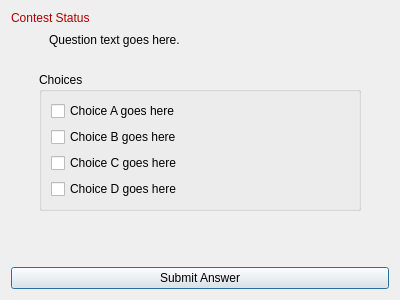
Qt form src/client/finalsChoice.ui (trigger-happy/Cerberus) before a commit.
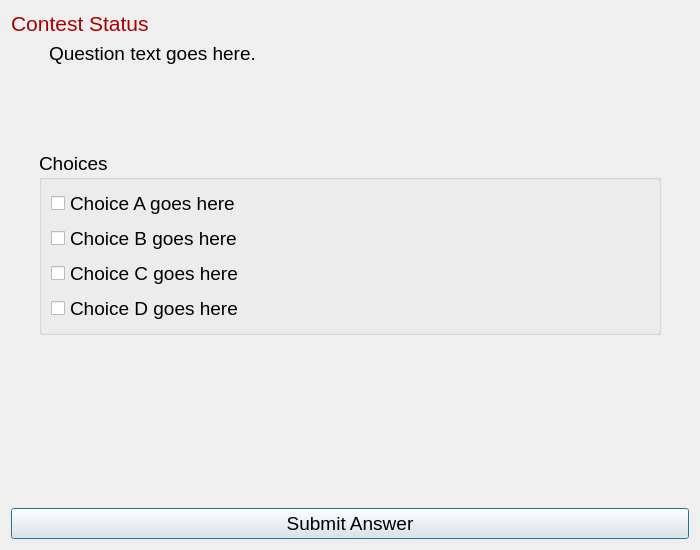
The same form after that commit.

Commit message: Enlarged all the UIs

What changed in the file:
```diff
--- a/src/client/finalsChoice.ui
+++ b/src/client/finalsChoice.ui
@@ -6,8 +6,8 @@
    <rect>
     <x>0</x>
     <y>0</y>
-    <width>400</width>
-    <height>300</height>
+    <width>700</width>
+    <height>550</height>
    </rect>
   </property>
   <property name="windowTitle">
@@ -53,6 +53,11 @@
        </disabled>
       </palette>
      </property>
+     <property name="font">
+      <font>
+       <pointsize>16</pointsize>
+      </font>
+     </property>
      <property name="text">
       <string>Contest Status</string>
      </property>
@@ -66,6 +71,11 @@
        <verstretch>0</verstretch>
       </sizepolicy>
      </property>
+     <property name="font">
+      <font>
+       <pointsize>14</pointsize>
+      </font>
+     </property>
      <property name="text">
       <string/>
      </property>
@@ -91,6 +101,11 @@
      </item>
      <item>
       <widget class="QLabel" name="question_lbl">
+       <property name="font">
+        <font>
+         <pointsize>14</pointsize>
+        </font>
+       </property>
        <property name="text">
         <string>Question text goes here.</string>
        </property>
@@ -109,13 +124,18 @@
      <property name="sizeHint" stdset="0">
       <size>
        <width>21</width>
-       <height>18</height>
+       <height>80</height>
       </size>
      </property>
     </spacer>
    </item>
    <item row="6" column="0" colspan="5">
     <widget class="QPushButton" name="submit_btn">
+     <property name="font">
+      <font>
+       <pointsize>14</pointsize>
+      </font>
+     </property>
      <property name="text">
       <string>Submit Answer</string>
      </property>
@@ -143,6 +163,11 @@
       <layout class="QVBoxLayout" name="verticalLayout">
        <item>
         <widget class="QGroupBox" name="choicesgroup">
+         <property name="font">
+          <font>
+           <pointsize>14</pointsize>
+          </font>
+         </property>
          <property name="title">
           <string>Choices</string>
          </property>
```
The commit also changes 7 other files.
